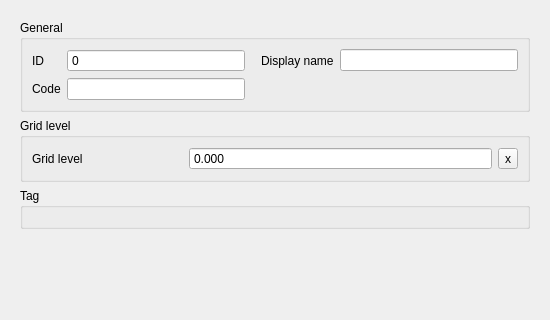
Above: threedi_schematisation_editor/forms/ui/grid_refinement_line.ui from nens/threedi-schematisation-editor before the change; both pictures show x 0 to 550 and y 0 to 320 of the 550 by 550 pixel window. Below: the same form after it.
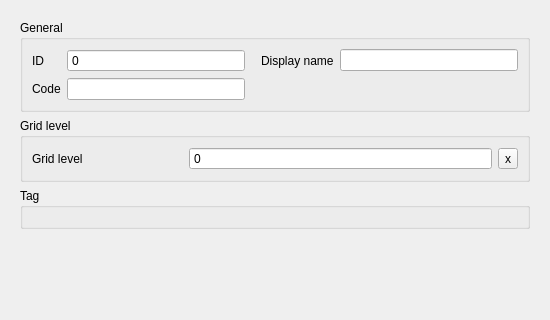
That is the form after the change.

Commit message: Fix for grid level

What changed in the file:
```diff
--- a/threedi_schematisation_editor/forms/ui/grid_refinement_line.ui
+++ b/threedi_schematisation_editor/forms/ui/grid_refinement_line.ui
@@ -71,7 +71,7 @@
            </widget>
           </item>
           <item row="0" column="1" colspan="2">
-           <widget class="QDoubleSpinBox" name="grid_level">
+           <widget class="QSpinBox" name="grid_level">
             <property name="sizePolicy">
              <sizepolicy hsizetype="Expanding" vsizetype="Fixed">
               <horstretch>0</horstretch>
@@ -84,11 +84,8 @@
             <property name="buttonSymbols">
              <enum>QAbstractSpinBox::NoButtons</enum>
             </property>
-            <property name="decimals">
-             <number>3</number>
-            </property>
             <property name="maximum">
-             <double>1000000.000000000000000</double>
+             <number>999999999</number>
             </property>
             <property name="showClearButton" stdset="0">
              <bool>true</bool>
```
The commit also changes 1 other file.
